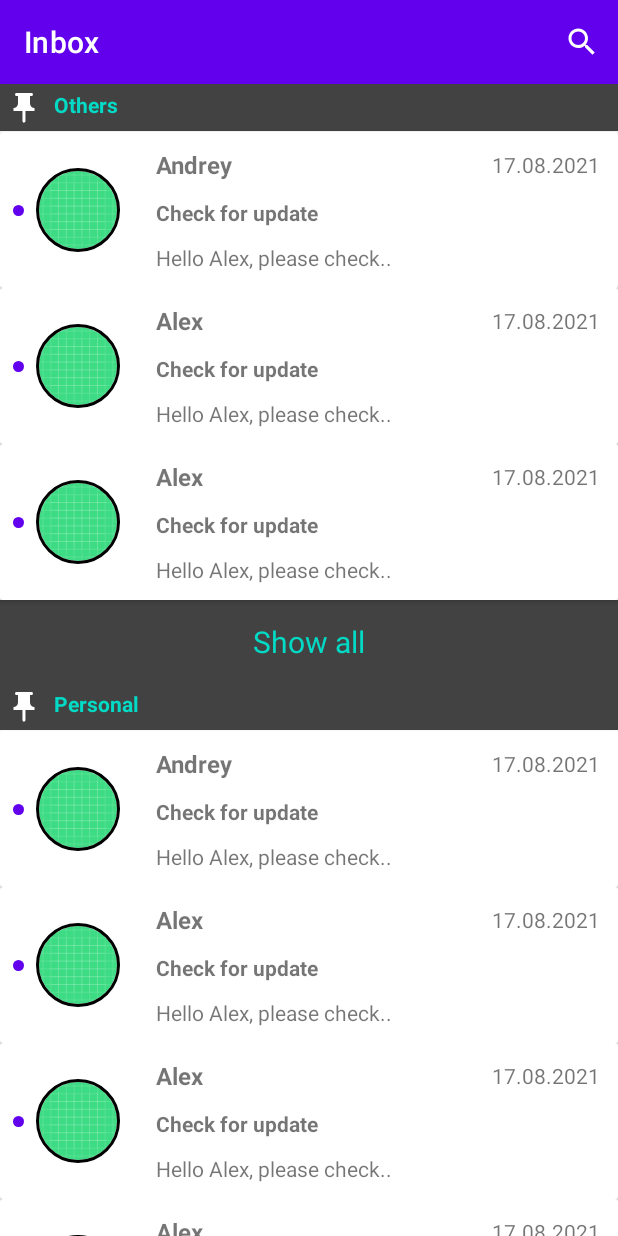
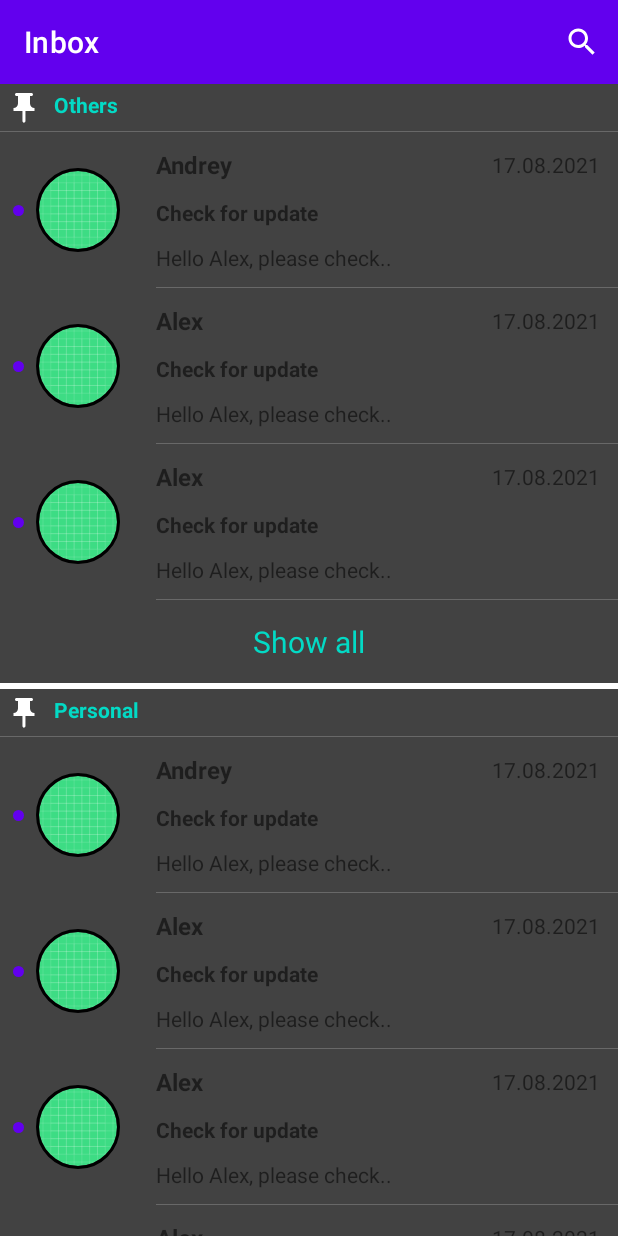
Before and after one commit to AlexandrMaystruk/Spark, an Android app: the screen it shows after launch (MainActivity), on a phone screen of 412 x 824 dp. Run offline under Robolectric (Android 15) with nearby library versions, the phone set to English and light mode, and no system bars; our stand-ins replace CircleImageView, Dagger/Hilt's generated code.

Commit message:
[OPT] Fixed UI

```diff
--- a/app/src/main/res/layout/item_bottom.xml
+++ b/app/src/main/res/layout/item_bottom.xml
@@ -9,6 +9,7 @@
     android:gravity="center"
     android:padding="@dimen/margin_s"
     android:text="@string/action_show_all"
+    android:layout_marginBottom="@dimen/margin_min"
     android:textColor="@color/teal_200"
     android:textSize="@dimen/text_l"
     tools:ignore="UseCompatTextViewDrawableXml" />
--- a/app/src/main/res/layout/item_message.xml
+++ b/app/src/main/res/layout/item_message.xml
@@ -1,13 +1,9 @@
 <?xml version="1.0" encoding="utf-8"?>
-<androidx.cardview.widget.CardView xmlns:android="http://schemas.android.com/apk/res/android"
+<androidx.constraintlayout.widget.ConstraintLayout xmlns:android="http://schemas.android.com/apk/res/android"
     xmlns:app="http://schemas.android.com/apk/res-auto"
     android:layout_width="match_parent"
     android:layout_height="wrap_content"
-    app:cardBackgroundColor="@null">
-
-    <androidx.constraintlayout.widget.ConstraintLayout
-        android:layout_width="match_parent"
-        android:layout_height="wrap_content">
+    android:background="@color/cardview_dark_background">
 
     <View
         android:id="@+id/vStateIndicator"
@@ -86,13 +82,12 @@
 
     <View
         android:layout_width="0dp"
-            android:layout_height="0.3dp"
+        android:layout_height="0.1dp"
         android:layout_gravity="bottom"
+        android:alpha="0.2"
         android:background="@color/design_default_color_on_primary"
         app:layout_constraintBottom_toBottomOf="parent"
         app:layout_constraintEnd_toEndOf="parent"
         app:layout_constraintStart_toStartOf="@+id/tvMessagePreview" />
 
     </androidx.constraintlayout.widget.ConstraintLayout>
-
-</androidx.cardview.widget.CardView>
--- a/app/src/main/res/layout/item_sticky.xml
+++ b/app/src/main/res/layout/item_sticky.xml
@@ -19,7 +19,8 @@
 
     <View
         android:layout_width="match_parent"
-        android:layout_height="0.3dp"
+        android:layout_height="0.1dp"
         android:layout_gravity="bottom"
+        android:alpha="0.2"
         android:background="@color/design_default_color_on_primary" />
 </FrameLayout>
```
Lines whose indentation alone changed are shown as unchanged.
